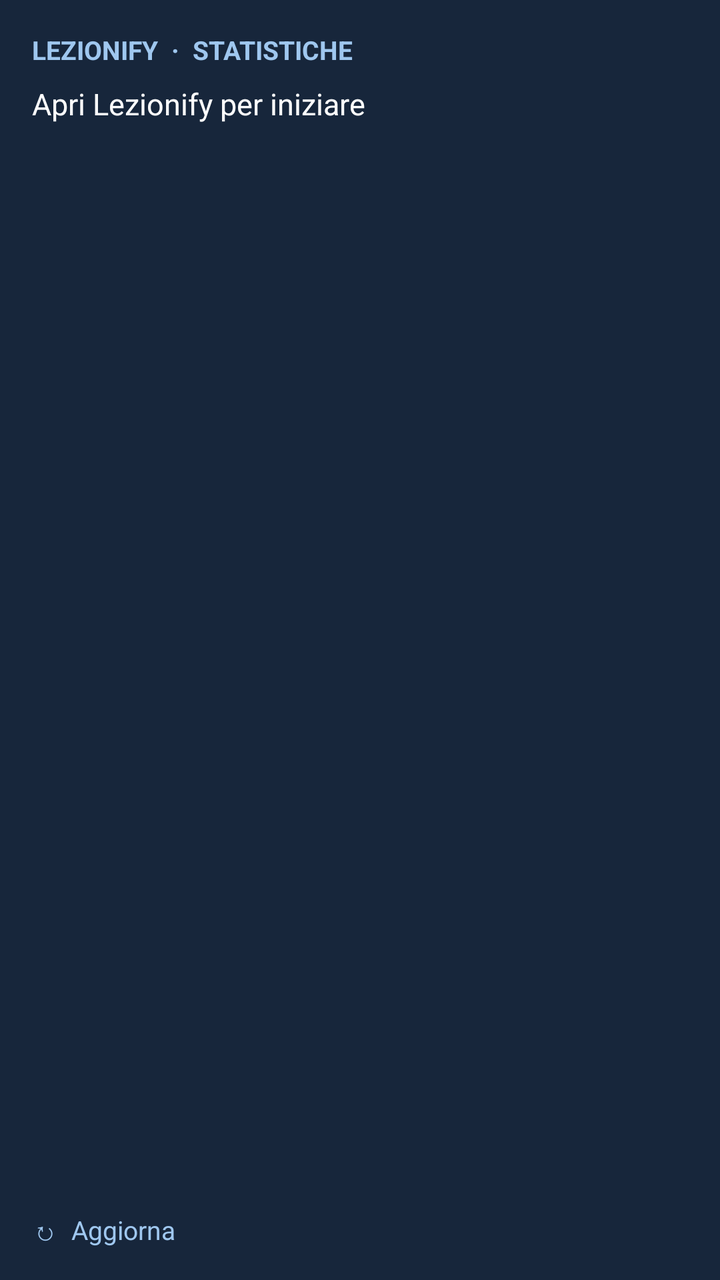
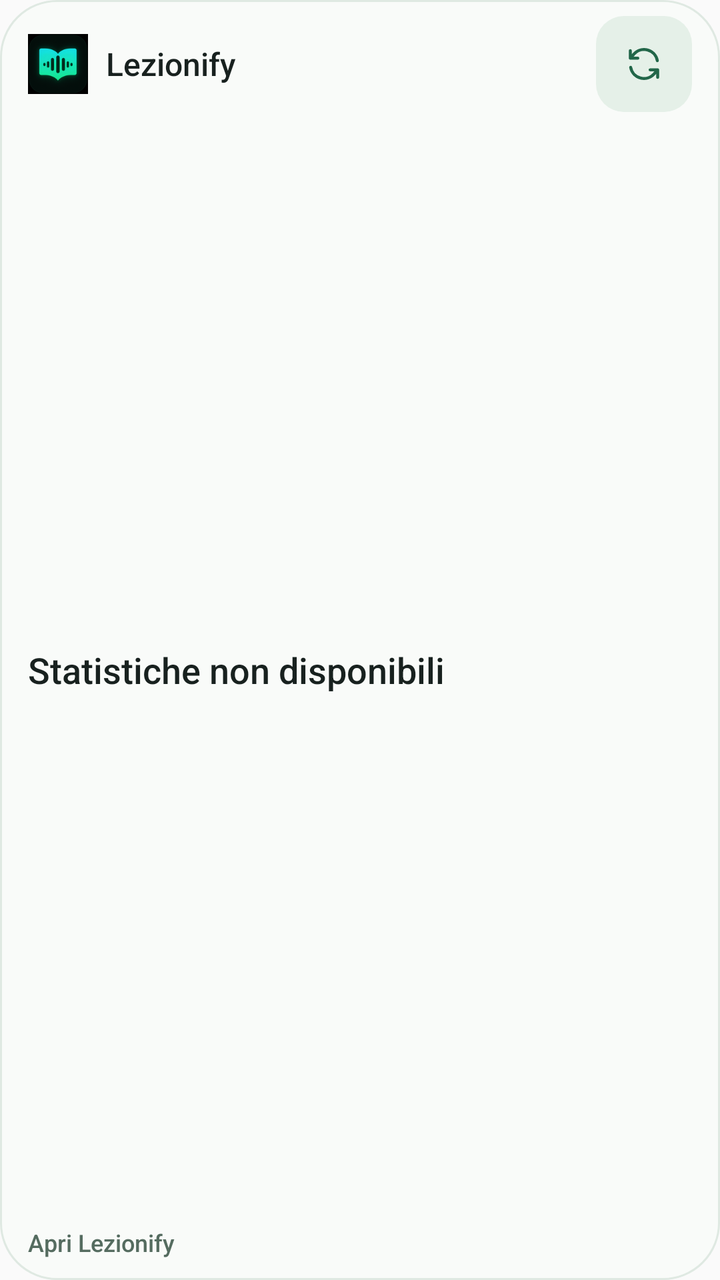

Two renders of the same Android screen: before a commit and after it. Below are the layout's source before the change and the commit's diff.
<!-- AndroidManifest.xml: application theme android:Theme.Material.Light.NoActionBar -->
<!-- res/layout/widget.xml -->
<LinearLayout xmlns:android="http://schemas.android.com/apk/res/android" android:orientation="vertical"
    android:padding="16dp" android:background="#17263B" android:layout_width="match_parent" android:layout_height="match_parent">
    <TextView android:layout_width="match_parent" android:layout_height="wrap_content" android:text="LEZIONIFY  ·  STATISTICHE" android:textColor="#9FC7EF" android:textSize="13sp" android:textStyle="bold" />
    <TextView android:id="@+id/widget_summary" android:layout_width="match_parent" android:layout_height="0dp" android:layout_weight="1" android:text="Apri Lezionify per iniziare" android:textColor="#FFFFFF" android:textSize="15sp" android:paddingTop="8dp" />
    <TextView android:id="@+id/widget_refresh" android:layout_width="match_parent" android:layout_height="wrap_content" android:text="↻  Aggiorna" android:textColor="#9FC7EF" android:textSize="13sp" />
</LinearLayout>
<!-- resources referenced by this layout -->
<resources>

</resources>

<!-- the commit's change to res/layout/widget.xml (unified diff, before → after) -->
@@ -1,6 +1,84 @@
-<LinearLayout xmlns:android="http://schemas.android.com/apk/res/android" android:orientation="vertical"
-    android:padding="16dp" android:background="#17263B" android:layout_width="match_parent" android:layout_height="match_parent">
-    <TextView android:layout_width="match_parent" android:layout_height="wrap_content" android:text="LEZIONIFY  ·  STATISTICHE" android:textColor="#9FC7EF" android:textSize="13sp" android:textStyle="bold" />
-    <TextView android:id="@+id/widget_summary" android:layout_width="match_parent" android:layout_height="0dp" android:layout_weight="1" android:text="Apri Lezionify per iniziare" android:textColor="#FFFFFF" android:textSize="15sp" android:paddingTop="8dp" />
-    <TextView android:id="@+id/widget_refresh" android:layout_width="match_parent" android:layout_height="wrap_content" android:text="↻  Aggiorna" android:textColor="#9FC7EF" android:textSize="13sp" />
+<LinearLayout xmlns:android="http://schemas.android.com/apk/res/android"
+    android:id="@+id/widget_root"
+    android:layout_width="match_parent" android:layout_height="match_parent"
+    android:orientation="vertical" android:paddingStart="14dp" android:paddingEnd="14dp"
+    android:paddingTop="8dp" android:paddingBottom="10dp"
+    android:background="@drawable/widget_background">
+
+    <LinearLayout android:layout_width="match_parent" android:layout_height="48dp"
+        android:gravity="center_vertical">
+        <ImageView android:layout_width="30dp" android:layout_height="30dp"
+            android:src="@drawable/widget_logo" android:scaleType="fitCenter"
+            android:importantForAccessibility="no" />
+        <TextView android:layout_width="0dp" android:layout_height="wrap_content" android:layout_weight="1"
+            android:layout_marginStart="9dp" android:text="@string/widget_brand"
+            android:textColor="@color/widget_text" android:textSize="16sp"
+            android:fontFamily="sans-serif-medium" android:maxLines="1" android:ellipsize="end" />
+        <ImageView android:id="@+id/widget_refresh"
+            android:layout_width="48dp" android:layout_height="48dp" android:padding="3dp"
+            android:background="@drawable/widget_action" android:src="@drawable/widget_sync"
+            android:scaleType="center" android:contentDescription="@string/widget_refresh" />
+    </LinearLayout>
+
+    <LinearLayout android:id="@+id/widget_metrics"
+        android:layout_width="match_parent" android:layout_height="0dp" android:layout_weight="1"
+        android:gravity="center_vertical" android:visibility="gone">
+        <LinearLayout android:layout_width="0dp" android:layout_height="match_parent"
+            android:layout_weight="3" android:orientation="vertical" android:gravity="center_vertical"
+            android:layout_marginEnd="10dp" android:layout_marginTop="3dp" android:layout_marginBottom="3dp"
+            android:paddingStart="10dp" android:paddingEnd="9dp"
+            android:background="@drawable/widget_hero">
+            <TextView style="@style/WidgetMetricLabel"
+                android:layout_width="match_parent" android:layout_height="18dp"
+                android:text="@string/widget_today" android:textColor="@color/widget_hero_muted" />
+            <TextView android:id="@+id/widget_today" style="@style/WidgetMetricValue"
+                android:layout_width="match_parent" android:layout_height="38dp"
+                android:autoSizeMaxTextSize="36sp" android:textColor="@color/widget_hero_text" />
+        </LinearLayout>
+
+        <LinearLayout android:layout_width="0dp" android:layout_height="match_parent"
+            android:layout_weight="2" android:orientation="vertical" android:gravity="center_vertical">
+            <TextView style="@style/WidgetMetricLabel"
+                android:layout_width="match_parent" android:layout_height="16dp"
+                android:text="@string/widget_week" />
+            <TextView android:id="@+id/widget_week" style="@style/WidgetMetricValue"
+                android:layout_width="match_parent" android:layout_height="18dp" />
+            <TextView style="@style/WidgetMetricLabel"
+                android:layout_width="match_parent" android:layout_height="16dp"
+                android:layout_marginTop="3dp" android:text="@string/widget_month" />
+            <TextView android:id="@+id/widget_month" style="@style/WidgetMetricValue"
+                android:layout_width="match_parent" android:layout_height="18dp" />
+        </LinearLayout>
+    </LinearLayout>
+
+    <TextView android:id="@+id/widget_empty" style="@style/WidgetMetricValue"
+        android:layout_width="match_parent" android:layout_height="0dp" android:layout_weight="1"
+        android:includeFontPadding="true" android:maxLines="2" android:autoSizeMaxTextSize="18sp"
+        android:text="@string/widget_no_data" />
+
+    <LinearLayout android:id="@+id/widget_courses"
+        android:layout_width="match_parent" android:layout_height="wrap_content"
+        android:orientation="vertical" android:layout_marginBottom="5dp" android:visibility="gone">
+        <LinearLayout android:layout_width="match_parent" android:layout_height="24dp"
+            android:gravity="center_vertical">
+            <TextView android:id="@+id/widget_course_heading" style="@style/WidgetMetricValue"
+                android:layout_width="0dp" android:layout_height="match_parent" android:layout_weight="1"
+                android:layout_marginEnd="4dp" android:autoSizeMaxTextSize="13sp"
+                android:text="@string/widget_courses" />
+            <TextView android:id="@+id/widget_total" style="@style/WidgetMetricValue"
+                android:layout_width="80dp" android:layout_height="22dp" android:gravity="center"
+                android:autoSizeMinTextSize="9sp" android:autoSizeMaxTextSize="12sp"
+                android:textColor="@color/widget_accent" android:background="@drawable/widget_total" />
+        </LinearLayout>
+        <LinearLayout android:id="@+id/widget_course_rows" android:layout_width="match_parent"
+            android:layout_height="wrap_content" android:orientation="vertical" />
+        <TextView android:id="@+id/widget_more" style="@style/WidgetMetricLabel"
+            android:layout_width="match_parent" android:layout_height="16dp"
+            android:visibility="gone" />
+    </LinearLayout>
+
+    <TextView android:id="@+id/widget_footer" style="@style/WidgetMetricValue"
+        android:layout_width="match_parent" android:layout_height="16dp"
+        android:autoSizeMaxTextSize="12sp" android:textColor="@color/widget_muted"
+        android:text="@string/widget_open" />
 </LinearLayout>
<!-- resource entries referenced after the edit -->
@@ -1,5 +1,76 @@
 <!-- resources referenced by this layout -->
 <resources>
-
+  <color name="widget_accent">#226649</color>
+  <color name="widget_hero_muted">#DFF5E6</color>
+  <color name="widget_hero_text">#FFFFFF</color>
+  <color name="widget_muted">#556C60</color>
+  <color name="widget_text">#18211F</color>
+  <!-- drawable widget_action (drawable) -->
+  <ripple xmlns:android="http://schemas.android.com/apk/res/android" android:color="@color/widget_rule">
+      <item>
+          <shape>
+              <corners android:radius="14dp" />
+              <solid android:color="@color/widget_secondary" />
+          </shape>
+      </item>
+  </ripple>
+  <!-- drawable widget_background (drawable) -->
+  <shape xmlns:android="http://schemas.android.com/apk/res/android">
+      <corners android:radius="28dp" />
+      <solid android:color="@color/widget_surface" />
+      <stroke android:width="1dp" android:color="@color/widget_rule" />
+  </shape>
+  <!-- drawable widget_hero (drawable) -->
+  <shape xmlns:android="http://schemas.android.com/apk/res/android">
+      <corners android:radius="16dp" />
+      <solid android:color="@color/widget_hero" />
+  </shape>
+  <!-- drawable widget_logo: png bitmap (drawable-nodpi, 12836 bytes) -->
+  <!-- drawable widget_sync (drawable) -->
+  <vector xmlns:android="http://schemas.android.com/apk/res/android" android:width="20dp"
+      android:height="20dp" android:viewportWidth="24" android:viewportHeight="24">
+      <path android:strokeColor="@color/widget_accent" android:strokeWidth="1.8" android:strokeLineCap="round"
+          android:strokeLineJoin="round" android:pathData="M20,10 A8.1,8.1 0,0 0,6,6 L3.8,8.5 M3.8,4 L3.8,8.5 L8.3,8.5 M4,14 A8.1,8.1 0,0 0,18,18 L20.2,15.5 M15.7,15.5 L20.2,15.5 L20.2,20" />
+  </vector>
+  <!-- drawable widget_total (drawable) -->
+  <shape xmlns:android="http://schemas.android.com/apk/res/android">
+      <corners android:radius="16dp" />
+      <solid android:color="@color/widget_secondary" />
+  </shape>
+  <string name="widget_brand">Lezionify</string>
+  <string name="widget_courses">Lezioni rimanenti</string>
+  <string name="widget_month">Mese</string>
+  <string name="widget_no_data">Statistiche non disponibili</string>
+  <string name="widget_open">Apri Lezionify</string>
+  <string name="widget_refresh">Aggiorna statistiche</string>
+  <string name="widget_today">Studio di oggi</string>
+  <string name="widget_week">Settimana</string>
+  <style name="WidgetMetricLabel">
+          <item name="android:textColor">@color/widget_muted</item>
+          <item name="android:includeFontPadding">false</item>
+          <item name="android:maxLines">1</item>
+          <item name="android:ellipsize">end</item>
+          <item name="android:gravity">center_vertical</item>
+          <item name="android:autoSizeTextType">uniform</item>
+          <item name="android:autoSizeMinTextSize">9sp</item>
+          <item name="android:autoSizeMaxTextSize">12sp</item>
+          <item name="android:autoSizeStepGranularity">1sp</item>
+      </style>
+  <style name="WidgetMetricValue">
+          <item name="android:textColor">@color/widget_text</item>
+          <item name="android:fontFamily">sans-serif-medium</item>
+          <item name="android:includeFontPadding">false</item>
+          <item name="android:maxLines">1</item>
+          <item name="android:ellipsize">end</item>
+          <item name="android:gravity">center_vertical</item>
+          <item name="android:autoSizeTextType">uniform</item>
+          <item name="android:autoSizeMinTextSize">10sp</item>
+          <item name="android:autoSizeMaxTextSize">15sp</item>
+          <item name="android:autoSizeStepGranularity">1sp</item>
+      </style>
+  <color name="widget_rule">#DFE9E2</color>
+  <color name="widget_secondary">#E5F0E8</color>
+  <color name="widget_surface">#F9FBF9</color>
+  <color name="widget_hero">#226649</color>
 </resources>
 
